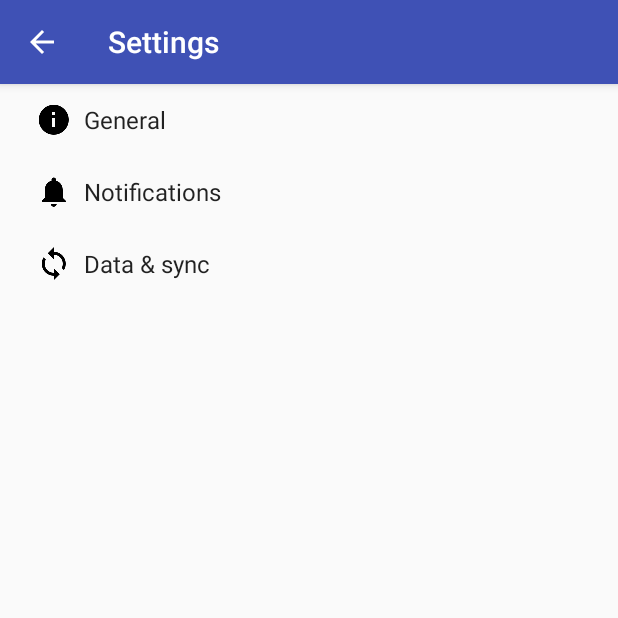
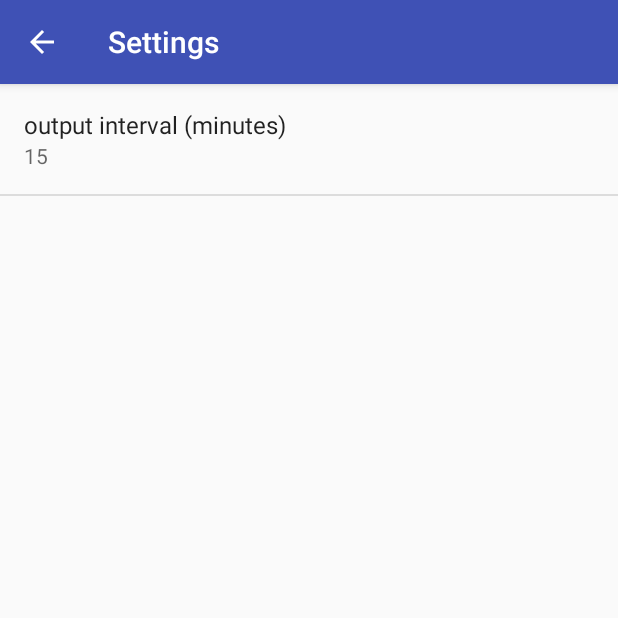
Before and after one commit to ikemura23/AppBatteryMonitorOld, an Android app: the SettingsActivity screen opened directly, with no data from a screen before it, on a phone screen of 412 x 824 dp, the top half of it. Run offline under Robolectric (Android 15) with nearby library versions, the phone set to English and light mode, and no system bars.

Commit message:
設定画面の修正

```diff
--- a/app/src/main/java/com/qa/ikemura/appbatterymonitor/SettingsActivity.java
+++ b/app/src/main/java/com/qa/ikemura/appbatterymonitor/SettingsActivity.java
@@ -1,11 +1,7 @@
 
 package com.qa.ikemura.appbatterymonitor;
 
-import java.util.List;
-
 import android.annotation.TargetApi;
-import android.content.Context;
-import android.content.res.Configuration;
 import android.media.Ringtone;
 import android.media.RingtoneManager;
 import android.net.Uri;
@@ -33,10 +29,11 @@ import android.view.MenuItem;
  * API Guide</a> for more information on developing a Settings UI.
  */
 public class SettingsActivity extends AppCompatPreferenceActivity {
-    /**
-     * A preference value change listener that updates the preference's summary
-     * to reflect its new value.
-     */
+    // /**
+    // * A preference value change listener that updates the preference's
+    // summary
+    // * to reflect its new value.
+    // */
     private static Preference.OnPreferenceChangeListener sBindPreferenceSummaryToValueListener = new Preference.OnPreferenceChangeListener() {
         @Override
         public boolean onPreferenceChange(Preference preference, Object value) {
@@ -85,24 +82,6 @@ public class SettingsActivity extends AppCompatPreferenceActivity {
         }
     };
 
-    /**
-     * Helper method to determine if the device has an extra-large screen. For
-     * example, 10" tablets are extra-large.
-     */
-    private static boolean isXLargeTablet(Context context) {
-        return (context.getResources().getConfiguration().screenLayout
-        & Configuration.SCREENLAYOUT_SIZE_MASK) >= Configuration.SCREENLAYOUT_SIZE_XLARGE;
-    }
-
-    /**
-     * Binds a preference's summary to its value. More specifically, when the
-     * preference's value is changed, its summary (line of text below the
-     * preference title) is updated to reflect the value. The summary is also
-     * immediately updated upon calling this method. The exact display format is
-     * dependent on the type of preference.
-     *
-     * @see #sBindPreferenceSummaryToValueListener
-     */
     private static void bindPreferenceSummaryToValue(Preference preference) {
         // Set the listener to watch for value changes.
         preference.setOnPreferenceChangeListener(sBindPreferenceSummaryToValueListener);
@@ -119,11 +98,11 @@ public class SettingsActivity extends AppCompatPreferenceActivity {
     protected void onCreate(Bundle savedInstanceState) {
         super.onCreate(savedInstanceState);
         setupActionBar();
+        getFragmentManager().beginTransaction()
+                .add(android.R.id.content, new SettingFragment())
+                .commit();
     }
 
-    /**
-     * Set up the {@link android.app.ActionBar}, if the API is available.
-     */
     private void setupActionBar() {
         ActionBar actionBar = getSupportActionBar();
         if (actionBar != null) {
@@ -132,124 +111,16 @@ public class SettingsActivity extends AppCompatPreferenceActivity {
         }
     }
 
-    /**
-     * {@inheritDoc}
-     */
-    @Override
-    public boolean onIsMultiPane() {
-        return isXLargeTablet(this);
-    }
-
-    /**
-     * {@inheritDoc}
-     */
-    @Override
     @TargetApi(Build.VERSION_CODES.HONEYCOMB)
-    public void onBuildHeaders(List<Header> target) {
-        loadHeadersFromResource(R.xml.pref_headers, target);
-    }
-
-    /**
-     * This method stops fragment injection in malicious applications. Make sure
-     * to deny any unknown fragments here.
-     */
-    protected boolean isValidFragment(String fragmentName) {
-        return PreferenceFragment.class.getName().equals(fragmentName)
-                || GeneralPreferenceFragment.class.getName().equals(fragmentName)
-                || DataSyncPreferenceFragment.class.getName().equals(fragmentName)
-                || NotificationPreferenceFragment.class.getName().equals(fragmentName);
-    }
-
-    /**
-     * This fragment shows general preferences only. It is used when the
-     * activity is showing a two-pane settings UI.
-     */
-    @TargetApi(Build.VERSION_CODES.HONEYCOMB)
-    public static class GeneralPreferenceFragment extends PreferenceFragment {
+    public static class SettingFragment extends PreferenceFragment {
         @Override
         public void onCreate(Bundle savedInstanceState) {
             super.onCreate(savedInstanceState);
             addPreferencesFromResource(R.xml.pref_general);
-            setHasOptionsMenu(true);
 
-            // Bind the summaries of EditText/List/Dialog/Ringtone preferences
-            // to their values. When their values change, their summaries are
-            // updated to reflect the new value, per the Android Design
-            // guidelines.
-            bindPreferenceSummaryToValue(findPreference("example_text"));
-            bindPreferenceSummaryToValue(findPreference("example_list"));
+            bindPreferenceSummaryToValue(findPreference("output_interval"));
         }
 
-        // @Override
-        // public boolean onOptionsItemSelected(MenuItem item) {
-        // int id = item.getItemId();
-        // if (id == android.R.id.home) {
-        // startActivity(new Intent(getActivity(), SettingsActivity.class));
-        // return true;
-        // }
-        // return super.onOptionsItemSelected(item);
-        // }
-    }
-
-    /**
-     * This fragment shows notification preferences only. It is used when the
-     * activity is showing a two-pane settings UI.
-     */
-    @TargetApi(Build.VERSION_CODES.HONEYCOMB)
-    public static class NotificationPreferenceFragment extends PreferenceFragment {
-        @Override
-        public void onCreate(Bundle savedInstanceState) {
-            super.onCreate(savedInstanceState);
-            addPreferencesFromResource(R.xml.pref_notification);
-            setHasOptionsMenu(true);
-
-            // Bind the summaries of EditText/List/Dialog/Ringtone preferences
-            // to their values. When their values change, their summaries are
-            // updated to reflect the new value, per the Android Design
-            // guidelines.
-            bindPreferenceSummaryToValue(findPreference("notifications_new_message_ringtone"));
-        }
-
-//        @Override
-//        public boolean onOptionsItemSelected(MenuItem item) {
-//            int id = item.getItemId();
-//            if (id == android.R.id.home) {
-//                startActivity(new Intent(getActivity(), SettingsActivity.class));
-//                return true;
-//            }
-//            return super.onOptionsItemSelected(item);
-//        }
-    }
-
-    /**
-     * This fragment shows data and sync preferences only. It is used when the
-     * activity is showing a two-pane settings UI.
-     */
-    @TargetApi(Build.VERSION_CODES.HONEYCOMB)
-    public static class DataSyncPreferenceFragment extends PreferenceFragment {
-        @Override
-        public void onCreate(Bundle savedInstanceState) {
-            super.onCreate(savedInstanceState);
-            addPreferencesFromResource(R.xml.pref_data_sync);
-            setHasOptionsMenu(true);
-
-            // Bind the summaries of EditText/List/Dialog/Ringtone preferences
-            // to their values. When their values change, their summaries are
-            // updated to reflect the new value, per the Android Design
-            // guidelines.
-            bindPreferenceSummaryToValue(findPreference("sync_frequency"));
-        }
-
-
-//        @Override
-//        public boolean onOptionsItemSelected(MenuItem item) {
-//            int id = item.getItemId();
-//            if (id == android.R.id.home) {
-//                startActivity(new Intent(getActivity(), SettingsActivity.class));
-//                return true;
-//            }
-//            return super.onOptionsItemSelected(item);
-//        }
     }
 
     @Override
--- a/app/src/main/res/xml/pref_general.xml
+++ b/app/src/main/res/xml/pref_general.xml
@@ -1,33 +1,41 @@
 <PreferenceScreen xmlns:android="http://schemas.android.com/apk/res/android">
 
-    <SwitchPreference
-        android:defaultValue="true"
-        android:key="example_switch"
-        android:summary="@string/pref_description_social_recommendations"
-        android:title="@string/pref_title_social_recommendations" />
+    <!--<SwitchPreference-->
+    <!--android:defaultValue="true"-->
+    <!--android:key="example_switch"-->
+    <!--android:summary="@string/pref_description_social_recommendations"-->
+    <!--android:title="@string/pref_title_social_recommendations" />-->
 
     <!-- NOTE: EditTextPreference accepts EditText attributes. -->
     <!-- NOTE: EditTextPreference's summary should be set to its value by the activity code. -->
-    <EditTextPreference
-        android:capitalize="words"
-        android:defaultValue="@string/pref_default_display_name"
-        android:inputType="textCapWords"
-        android:key="example_text"
-        android:maxLines="1"
-        android:selectAllOnFocus="true"
-        android:singleLine="true"
-        android:title="@string/pref_title_display_name" />
+    <!--<EditTextPreference-->
+    <!--android:capitalize="words"-->
+    <!--android:defaultValue="@string/pref_default_display_name"-->
+    <!--android:inputType="textCapWords"-->
+    <!--android:key="example_text"-->
+    <!--android:maxLines="1"-->
+    <!--android:selectAllOnFocus="true"-->
+    <!--android:singleLine="true"-->
+    <!--android:title="@string/pref_title_display_name" />-->
 
     <!-- NOTE: Hide buttons to simplify the UI. Users can touch outside the dialog to
          dismiss it. -->
     <!-- NOTE: ListPreference's summary should be set to its value by the activity code. -->
-    <ListPreference
-        android:defaultValue="-1"
-        android:entries="@array/pref_example_list_titles"
-        android:entryValues="@array/pref_example_list_values"
-        android:key="example_list"
-        android:negativeButtonText="@null"
-        android:positiveButtonText="@null"
-        android:title="@string/pref_title_add_friends_to_messages" />
-
+    <!--<ListPreference-->
+    <!--android:defaultValue="-1"-->
+    <!--android:entries="@array/pref_example_list_titles"-->
+    <!--android:entryValues="@array/pref_example_list_values"-->
+    <!--android:key="example_list"-->
+    <!--android:negativeButtonText="@null"-->
+    <!--android:positiveButtonText="@null"-->
+    <!--android:title="@string/pref_title_add_friends_to_messages" />-->
+    <EditTextPreference
+        android:capitalize="words"
+        android:defaultValue="15"
+        android:inputType="number"
+        android:key="output_interval"
+        android:maxLines="1"
+        android:selectAllOnFocus="true"
+        android:singleLine="true"
+        android:title="output interval (minutes)"/>
 </PreferenceScreen>
```
